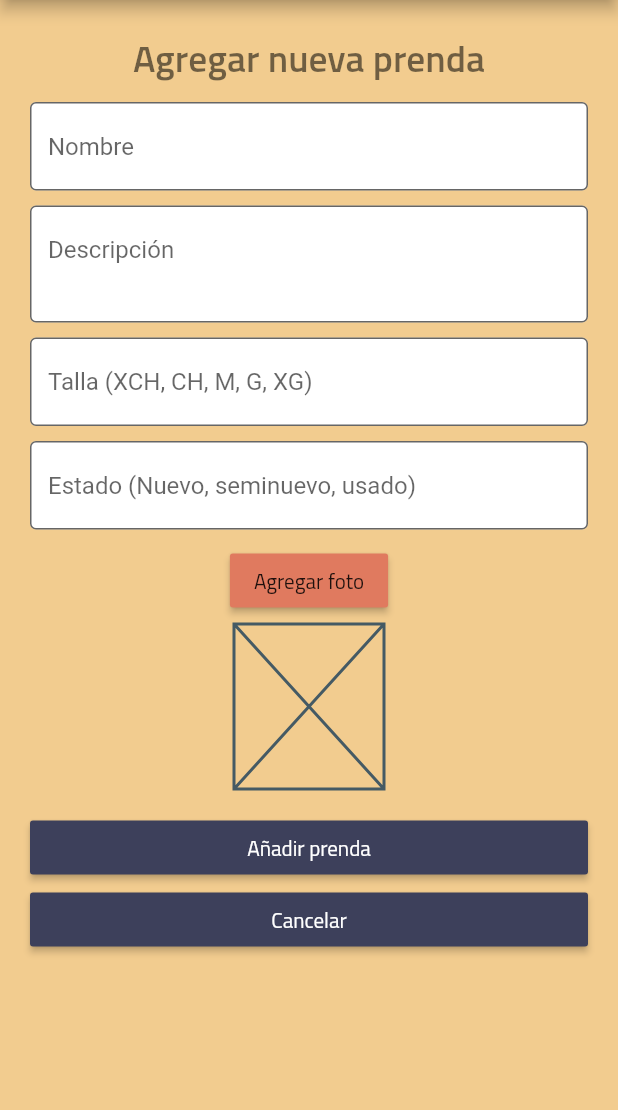
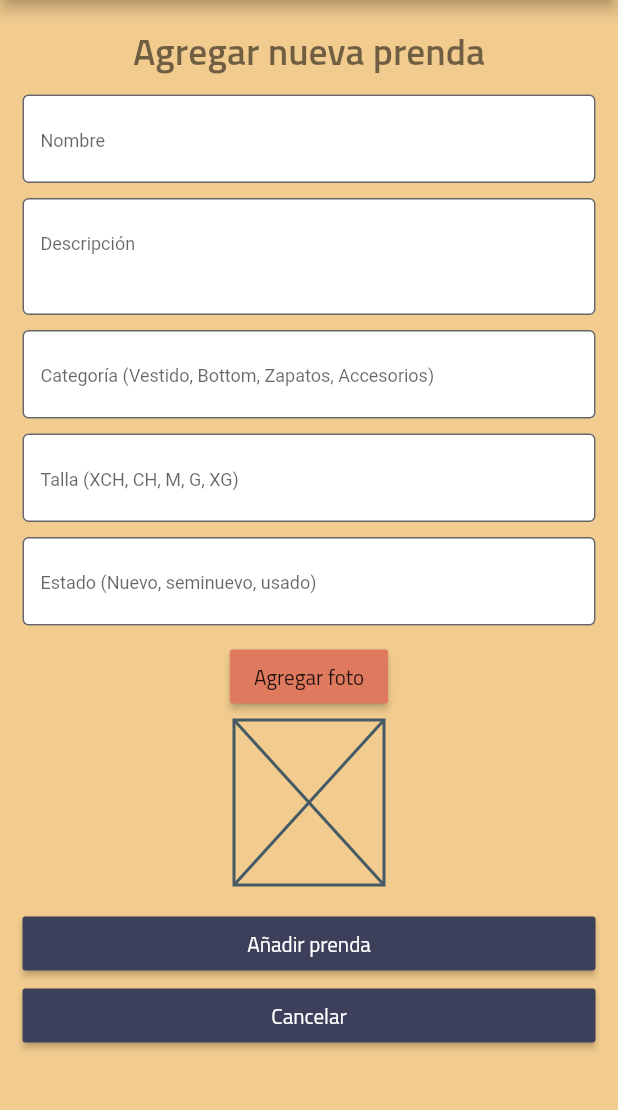
Before and after one commit to DarioAle/echange, a Flutter app: the ItemForm screen opened directly, on a phone screen of 412 x 824 dp, the part 84-1194 px from its top. Run offline on Flutter 3.47's test engine with Material 2 defaults, Android fonts, the phone set to English and light mode, and no system bars; our stand-ins replace auth_buttons, bloc, equatable, flutter_bloc, splashscreen.

Commit message:
Adding category

```diff
--- a/lib/newItem/item_form.dart
+++ b/lib/newItem/item_form.dart
@@ -12,6 +12,7 @@ class _ItemFormState extends State<ItemForm> {
   final GlobalKey<ScaffoldState> _scaffoldKey = new GlobalKey<ScaffoldState>();
 
   var nombre = TextEditingController();
+  var categoria = TextEditingController();
   var descripcion = TextEditingController();
   var talla = TextEditingController();
   var estado = TextEditingController();
@@ -33,7 +34,7 @@ class _ItemFormState extends State<ItemForm> {
       ),
       body: ListView(children: [
         Padding(
-          padding: EdgeInsets.all(20),
+          padding: EdgeInsets.all(15),
           child: Column(
             children: [
               Text("Agregar nueva prenda",
@@ -48,7 +49,8 @@ class _ItemFormState extends State<ItemForm> {
                     filled: true,
                     fillColor: Colors.white,
                     border: OutlineInputBorder(),
-                    hintText: "Nombre"),
+                    hintText: "Nombre",
+                    hintStyle: TextStyle(fontSize: 12)),
               ),
               SizedBox(height: 10),
               TextField(
@@ -58,7 +60,19 @@ class _ItemFormState extends State<ItemForm> {
                     filled: true,
                     fillColor: Colors.white,
                     border: OutlineInputBorder(),
-                    hintText: "Descripción"),
+                    hintText: "Descripción",
+                    hintStyle: TextStyle(fontSize: 12)),
+              ),
+              SizedBox(height: 10),
+              TextField(
+                controller: descripcion,
+                decoration: InputDecoration(
+                    filled: true,
+                    fillColor: Colors.white,
+                    border: OutlineInputBorder(),
+                    hintText:
+                        "Categoría (Vestido, Bottom, Zapatos, Accesorios)",
+                    hintStyle: TextStyle(fontSize: 12)),
               ),
               SizedBox(height: 10),
               TextField(
@@ -67,7 +81,8 @@ class _ItemFormState extends State<ItemForm> {
                     filled: true,
                     fillColor: Colors.white,
                     border: OutlineInputBorder(),
-                    hintText: "Talla (XCH, CH, M, G, XG)"),
+                    hintText: "Talla (XCH, CH, M, G, XG)",
+                    hintStyle: TextStyle(fontSize: 12)),
               ),
               SizedBox(height: 10),
               TextField(
@@ -76,7 +91,8 @@ class _ItemFormState extends State<ItemForm> {
                     filled: true,
                     fillColor: Colors.white,
                     border: OutlineInputBorder(),
-                    hintText: "Estado (Nuevo, seminuevo, usado)"),
+                    hintText: "Estado (Nuevo, seminuevo, usado)",
+                    hintStyle: TextStyle(fontSize: 12)),
               ),
               SizedBox(height: 10),
               MaterialButton(
```
